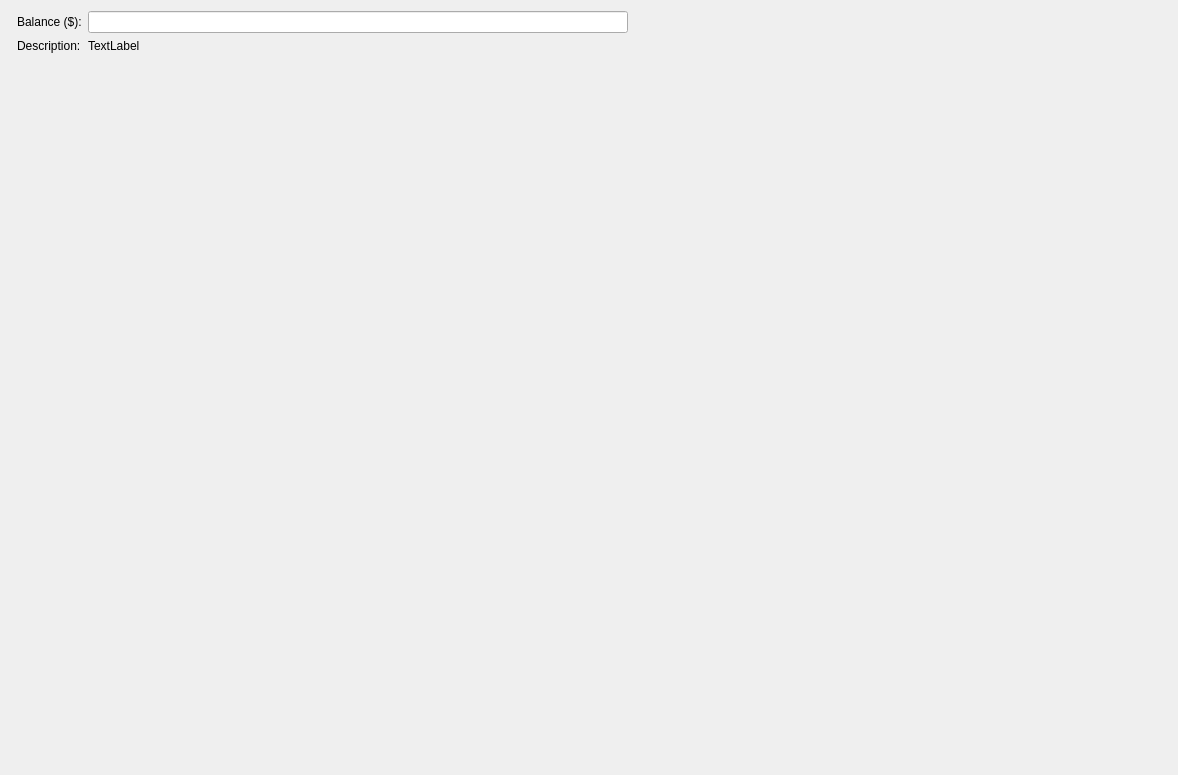
The window that src/dbscqt/dbscqt_accountbookwidget.ui (tjdwill/dbs) describes before a commit, drawn with Qt 5.
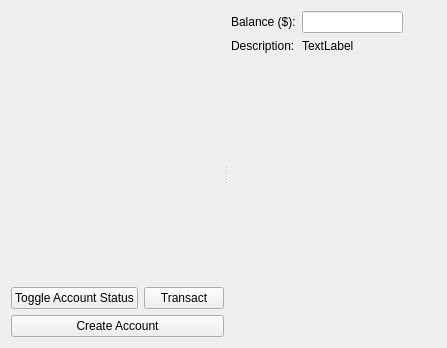
The same window after the commit.

Commit message: Add interactive buttons to dbscqt_accountbookwidget

Patch:
```diff
--- a/src/dbscqt/dbscqt_accountbookwidget.ui
+++ b/src/dbscqt/dbscqt_accountbookwidget.ui
@@ -6,15 +6,37 @@
    <rect>
     <x>0</x>
     <y>0</y>
-    <width>1178</width>
-    <height>775</height>
+    <width>447</width>
+    <height>348</height>
    </rect>
   </property>
   <property name="windowTitle">
    <string>Form</string>
   </property>
-  <layout class="QGridLayout" name="gridLayout_2" columnstretch="0,1">
-   <item row="0" column="0">
+  <layout class="QHBoxLayout" name="horizontalLayout_3">
+   <item>
+    <widget class="QSplitter" name="mSplitter">
+     <property name="orientation">
+      <enum>Qt::Orientation::Horizontal</enum>
+     </property>
+     <property name="opaqueResize">
+      <bool>true</bool>
+     </property>
+     <widget class="QWidget" name="mAccountSelectionWidget" native="true">
+      <layout class="QVBoxLayout" name="verticalLayout_3" stretch="1,0">
+       <property name="leftMargin">
+        <number>0</number>
+       </property>
+       <property name="topMargin">
+        <number>0</number>
+       </property>
+       <property name="rightMargin">
+        <number>0</number>
+       </property>
+       <property name="bottomMargin">
+        <number>0</number>
+       </property>
+       <item>
     <widget class="QWidget" name="mAccountTreeWidgetContainer" native="true">
      <layout class="QVBoxLayout" name="verticalLayout">
       <property name="leftMargin">
@@ -32,11 +54,51 @@
      </layout>
     </widget>
    </item>
+       <item>
+        <widget class="QWidget" name="mAccountActionsWidget" native="true">
+         <layout class="QGridLayout" name="gridLayout_2">
+          <property name="leftMargin">
+           <number>0</number>
+          </property>
+          <property name="topMargin">
+           <number>0</number>
+          </property>
+          <property name="rightMargin">
+           <number>0</number>
+          </property>
+          <property name="bottomMargin">
+           <number>0</number>
+          </property>
    <item row="0" column="1">
-    <widget class="QWidget" name="mAccountDisplay" native="true">
-     <layout class="QVBoxLayout" name="verticalLayout_2" stretch="0,1">
+           <widget class="QPushButton" name="mTransactionButton">
+            <property name="text">
+             <string>Transact</string>
+            </property>
+           </widget>
+          </item>
+          <item row="0" column="0">
+           <widget class="QPushButton" name="mToggleStatusButton">
+            <property name="text">
+             <string>Toggle Account Status</string>
+            </property>
+           </widget>
+          </item>
+          <item row="1" column="0" colspan="2">
+           <widget class="QPushButton" name="mCreateAccountButton">
+            <property name="text">
+             <string>Create Account</string>
+            </property>
+           </widget>
+          </item>
+         </layout>
+        </widget>
+       </item>
+      </layout>
+     </widget>
+     <widget class="QWidget" name="mAccountDisplayWidget" native="true">
+      <layout class="QVBoxLayout" name="layout" stretch="0,1">
       <property name="leftMargin">
-       <number>0</number>
+        <number>3</number>
       </property>
       <property name="topMargin">
        <number>0</number>
@@ -108,7 +170,7 @@
       </item>
       <item>
        <widget class="QWidget" name="mAccountTableViewContainer" native="true">
-        <layout class="QHBoxLayout" name="horizontalLayout">
+         <layout class="QVBoxLayout" name="verticalLayout_2">
          <property name="leftMargin">
           <number>0</number>
          </property>
@@ -125,6 +187,7 @@
        </widget>
       </item>
      </layout>
+     </widget>
     </widget>
    </item>
   </layout>
```
Left out of the diff: 42 changed lines with no effect on the pictures. Lines whose indentation alone changed are shown as unchanged. The commit also changes 1 other file.
